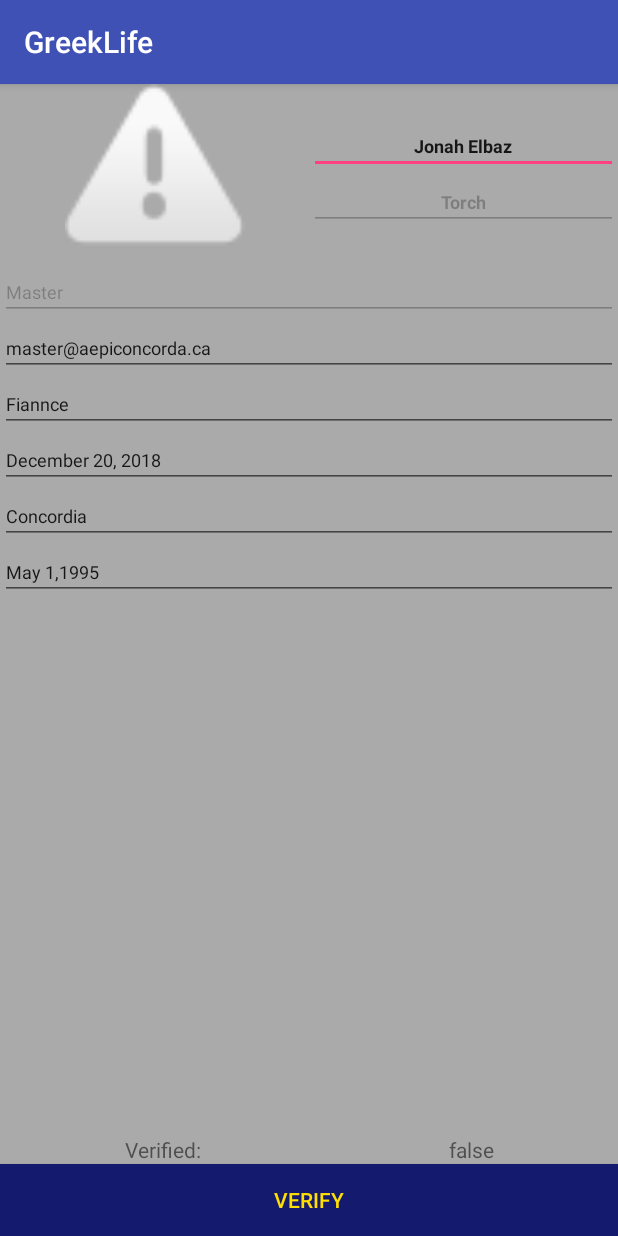
After one commit to GreekLife/GreekLifeAndroid, an Android app: the ViewProfileActivity screen opened directly, with no data from a screen before it, on a phone screen of 412 x 824 dp. The commit adds this screen. Run offline under Robolectric (Android 15) with nearby library versions, the phone set to English and light mode, and no system bars; our stand-ins replace Firebase (no records; nobody signed in at launch, a user with empty details on screens opened directly), Picasso; pictures from the network do not load; 1 statement that could not run was skipped.

Commit message:
Finished a bunch of stuff...

```diff
--- a/GreekLife/app/build.gradle
+++ b/GreekLife/app/build.gradle
@@ -34,6 +34,7 @@ dependencies {
     implementation 'com.google.android.gms:play-services:11.0.4' //11.7.43
 
     compile 'com.github.barteksc:android-pdf-viewer:2.8.2'
+    compile 'com.squareup.picasso:picasso:2.5.2'
 }
 
 
@@ -48,4 +49,5 @@ dependencies {
 
 
 
+
 apply plugin: 'com.google.gms.google-services'
--- a/GreekLife/app/src/main/AndroidManifest.xml
+++ b/GreekLife/app/src/main/AndroidManifest.xml
@@ -18,8 +18,7 @@
                 <category android:name="android.intent.category.LAUNCHER" />
             </intent-filter>
         </activity>
-        <activity
-            android:name=".HomePage" />
+        <activity android:name=".HomePage" />
         <activity
             android:name=".InfoActivity"
             android:parentActivityName=".HomePage" />
@@ -38,7 +37,8 @@
             android:parentActivityName=".HomePage" />
         <activity android:name=".MasterPostToHomeActivity" />
         <activity android:name=".ConstitutionViewer" />
-        <activity android:name=".ManageUserActivity"></activity>
+        <activity android:name=".ManageUserActivity" />
+        <activity android:name=".ViewProfileActivity"></activity>
     </application>
 
 </manifest>
--- a/GreekLife/app/src/main/java/fraternityandroid/greeklife/AccountDetailsActivity.java
+++ b/GreekLife/app/src/main/java/fraternityandroid/greeklife/AccountDetailsActivity.java
@@ -17,7 +17,6 @@ import com.google.firebase.database.DatabaseReference;
 import com.google.firebase.database.FirebaseDatabase;
 
 import java.util.UUID;
-
 
 public class AccountDetailsActivity extends AppCompatActivity {
 
--- a/GreekLife/app/src/main/java/fraternityandroid/greeklife/InfoActivity.java
+++ b/GreekLife/app/src/main/java/fraternityandroid/greeklife/InfoActivity.java
@@ -3,6 +3,7 @@ package fraternityandroid.greeklife;
 import android.content.ActivityNotFoundException;
 import android.content.Intent;
 import android.graphics.Paint;
+import android.icu.text.IDNA;
 import android.net.Uri;
 import android.support.v7.app.AppCompatActivity;
 import android.os.Bundle;
@@ -30,6 +31,8 @@ public class InfoActivity extends AppCompatActivity {
         Button foundingfathers = (Button) findViewById(R.id.FoundingFathers);
         foundingfathers.setPaintFlags(foundingfathers.getPaintFlags() | Paint.STRIKE_THRU_TEXT_FLAG);
 
+        TemporaryBan.IsBlocked(InfoActivity.this);
+
     }
     public void displayConstitution(View view) {
         Intent constitution = new Intent(InfoActivity.this, ConstitutionViewer.class);
--- /dev/null
+++ b/GreekLife/app/src/main/java/fraternityandroid/greeklife/ViewProfileActivity.java
@@ -0,0 +1,94 @@
+package fraternityandroid.greeklife;
+
+import android.support.v7.app.AppCompatActivity;
+import android.os.Bundle;
+import android.view.View;
+import android.widget.Button;
+import android.widget.ImageView;
+import android.widget.TextView;
+
+import com.google.firebase.database.DatabaseReference;
+import com.google.firebase.database.FirebaseDatabase;
+import com.squareup.picasso.Picasso;
+
+public class ViewProfileActivity extends AppCompatActivity {
+
+    TextView name,brotherName, position, school, grad, birthday, degree, email, verified;
+    Button verify;
+    ImageView pic;
+
+    @Override
+    protected void onCreate(Bundle savedInstanceState) {
+        super.onCreate(savedInstanceState);
+        setContentView(R.layout.activity_view_profile);
+
+        verify = findViewById(R.id.Verify);
+        name = findViewById(R.id.Name);
+        name.setInputType(0);
+
+        brotherName = findViewById(R.id.BrotherName);
+        brotherName.setEnabled(false);
+
+        position = findViewById(R.id.Position);
+        position.setEnabled(false);
+
+        school = findViewById(R.id.School);
+        school.setInputType(0);
+
+        grad = findViewById(R.id.GradDate);
+        grad.setInputType(0);
+
+        birthday = findViewById(R.id.Birthday);
+        birthday.setInputType(0);
+
+        degree = findViewById(R.id.Degree);
+        degree.setInputType(0);
+
+        email = findViewById(R.id.Email);
+        email.setInputType(0);
+
+        verified = findViewById(R.id.Status);
+        pic = findViewById(R.id.ProfilePicture);
+
+
+
+
+        Bundle bundle = getIntent().getExtras();
+        final String id = bundle.getString("id");
+
+        Globals globals = Globals.getInstance();
+
+        for(User member: globals.getUsers()) {
+            if(member.UserID.equals(id)) {
+                Picasso.with(ViewProfileActivity.this).load(member.Image).into(pic);
+                verified.setText(member.Validated.toString());
+                name.setText(member.First_Name + " " + member.Last_Name);
+                brotherName.setText(member.BrotherName);
+                position.setText(member.Position);
+                school.setText(member.School);
+                grad.setText(member.GraduationDate);
+                birthday.setText(member.Birthday);
+                degree.setText(member.Degere);
+                email.setText(member.Email);
+                verify.setVisibility(View.GONE);
+
+                if(!member.Validated && globals.getLoggedIn().Username.equals("Master")) {
+                    verify.setVisibility(View.VISIBLE);
+                    position.setEnabled(true);
+                    brotherName.setEnabled(true);
+                }
+            }
+        }
+    }
+
+    public void Verify(View view) {
+        Bundle bundle = getIntent().getExtras();
+        final String id = bundle.getString("id");
+        FirebaseDatabase database = FirebaseDatabase.getInstance();
+        DatabaseReference myRef = database.getReference("Users/"+id+"/Validated");
+        myRef.setValue(true);
+        brotherName.setEnabled(false);
+        position.setEnabled(false);
+        verify.setVisibility(View.GONE);
+    }
+}
--- /dev/null
+++ b/GreekLife/app/src/main/res/layout/activity_view_profile.xml
@@ -0,0 +1,155 @@
+<?xml version="1.0" encoding="utf-8"?>
+<android.support.constraint.ConstraintLayout xmlns:android="http://schemas.android.com/apk/res/android"
+    xmlns:app="http://schemas.android.com/apk/res-auto"
+    xmlns:tools="http://schemas.android.com/tools"
+    android:layout_width="match_parent"
+    android:layout_height="match_parent"
+    android:background="#AAAAAA"
+    tools:context="fraternityandroid.greeklife.ViewProfileActivity">
+
+    <LinearLayout
+        android:layout_width="0dp"
+        android:layout_height="0dp"
+        android:orientation="vertical"
+        app:layout_constraintBottom_toBottomOf="parent"
+        app:layout_constraintEnd_toEndOf="parent"
+        app:layout_constraintStart_toStartOf="parent"
+        app:layout_constraintTop_toTopOf="parent">
+
+        <LinearLayout
+            android:layout_width="match_parent"
+            android:layout_height="wrap_content"
+            android:orientation="horizontal">
+
+            <ImageView
+                android:id="@+id/ProfilePicture"
+                android:layout_width="match_parent"
+                android:layout_height="120dp"
+                android:scaleType="fitCenter"
+                android:layout_weight="1"
+                android:adjustViewBounds="true"
+                app:srcCompat="@android:drawable/ic_dialog_alert" />
+
+            <LinearLayout
+                android:layout_width="match_parent"
+                android:layout_height="wrap_content"
+                android:layout_weight="1"
+                android:layout_gravity="center"
+                android:orientation="vertical">
+
+                <EditText
+                    android:id="@+id/Name"
+                    android:layout_width="match_parent"
+                    android:layout_height="wrap_content"
+                    android:textAlignment="center"
+                    android:textSize="12sp"
+                    android:textStyle="bold"
+                    android:text="Jonah Elbaz" />
+
+                <EditText
+                    android:id="@+id/BrotherName"
+                    android:layout_width="match_parent"
+                    android:layout_height="wrap_content"
+                    android:textAlignment="center"
+                    android:textSize="12sp"
+                    android:textStyle="bold"
+                    android:text="Torch" />
+            </LinearLayout>
+
+        </LinearLayout>
+
+        <LinearLayout
+            android:layout_width="match_parent"
+            android:layout_height="wrap_content"
+            android:orientation="vertical"
+            android:layout_gravity="center"
+            android:layout_weight="1">
+
+            <EditText
+                android:id="@+id/Position"
+                android:layout_width="match_parent"
+                android:layout_height="wrap_content"
+                android:ems="10"
+                android:textSize="12sp"
+                android:inputType="textPersonName"
+                android:text="Master" />
+
+            <EditText
+                android:id="@+id/Email"
+                android:layout_width="match_parent"
+                android:layout_height="wrap_content"
+                android:ems="10"
+                android:textSize="12sp"
+                android:inputType="textPersonName"
+                android:text="master@aepiconcorda.ca" />
+
+            <EditText
+                android:id="@+id/Degree"
+                android:layout_width="match_parent"
+                android:layout_height="wrap_content"
+                android:ems="10"
+                android:textSize="12sp"
+                android:inputType="textPersonName"
+                android:text="Fiannce" />
+
+            <EditText
+                android:id="@+id/GradDate"
+                android:layout_width="match_parent"
+                android:layout_height="wrap_content"
+                android:ems="10"
+                android:textSize="12sp"
+                android:inputType="textPersonName"
+                android:text="December 20, 2018" />
+
+            <EditText
+                android:id="@+id/School"
+                android:layout_width="match_parent"
+                android:layout_height="wrap_content"
+                android:ems="10"
+                android:textSize="12sp"
+                android:inputType="textPersonName"
+                android:text="Concordia" />
+
+            <EditText
+                android:id="@+id/Birthday"
+                android:layout_width="match_parent"
+                android:layout_height="wrap_content"
+                android:ems="10"
+                android:textSize="12sp"
+                android:inputType="textPersonName"
+                android:text="May 1,1995" />
+        </LinearLayout>
+
+        <LinearLayout
+            android:layout_width="match_parent"
+            android:layout_height="wrap_content"
+            android:orientation="horizontal">
+
+            <TextView
+                android:id="@+id/Verified"
+                android:layout_width="wrap_content"
+                android:layout_height="wrap_content"
+                android:layout_weight="1"
+                android:textAlignment="center"
+                android:text="Verified:" />
+
+            <TextView
+                android:id="@+id/Status"
+                android:layout_width="wrap_content"
+                android:layout_height="wrap_content"
+                android:layout_weight="1"
+                android:textAlignment="center"
+                android:text="false" />
+        </LinearLayout>
+
+        <Button
+            android:id="@+id/Verify"
+            android:layout_width="match_parent"
+            android:layout_height="wrap_content"
+            android:background="#141A6E"
+            android:onClick="Verify"
+            android:text="Verify"
+            android:textColor="#FFDF00" />
+
+    </LinearLayout>
+</android.support.constraint.ConstraintLayout>
```
Also changed, not shown: GreekLife/app/src/main/java/fraternityandroid/greeklife/HomePage.java (+1 -66 lines), GreekLife/app/src/main/java/fraternityandroid/greeklife/ManageUserActivity.java (+6 -1 lines), GreekLife/app/src/main/java/fraternityandroid/greeklife/MembersActivity.java (+24 -0 lines), GreekLife/app/src/main/java/fraternityandroid/greeklife/MembersAdapter.java (added, +67 -0 lines), GreekLife/app/src/main/java/fraternityandroid/greeklife/ProfileDetailsActivity.java (+29 -26 lines), GreekLife/app/src/main/java/fraternityandroid/greeklife/TemporaryBan.java (added, +89 -0 lines), GreekLife/app/src/main/res/layout/activity_members.xml (+11 -4 lines), GreekLife/app/src/main/res/layout/member_cell.xml (added, +47 -0 lines), GreekLife/app/src/main/res/drawable-nodpi/googledrive.png.
